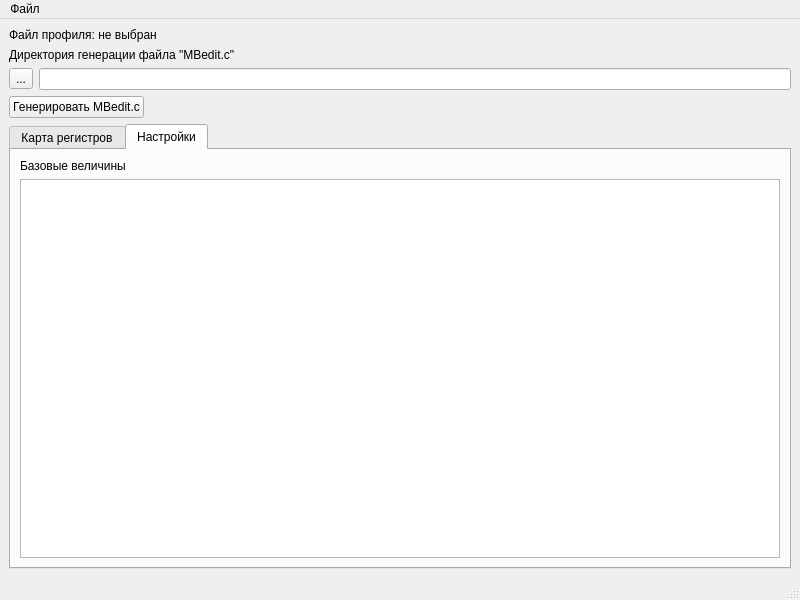
The window that mainwindow.ui (Arti-Goldmann/modbusEdit) describes before a commit, drawn with Qt 5.
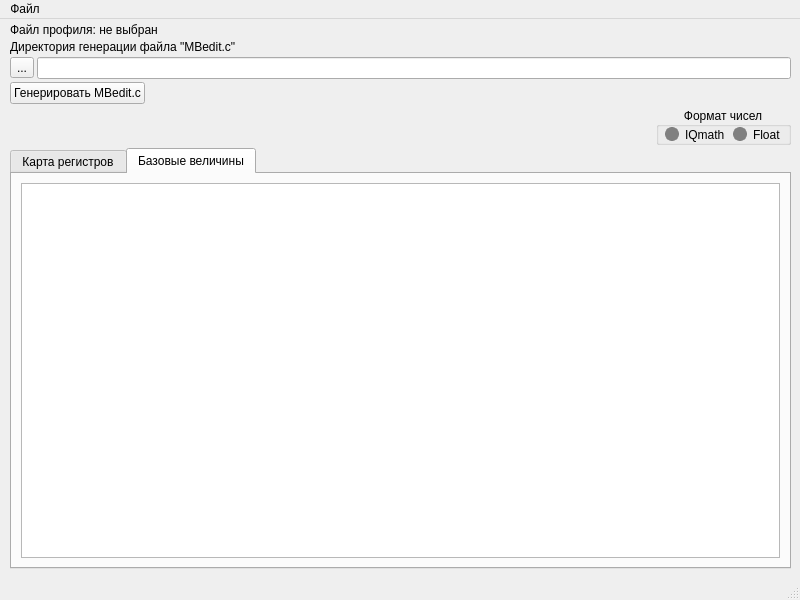
The same window after the commit. The open tabs and pages were chosen to show the change.

```diff
--- a/mainwindow.ui
+++ b/mainwindow.ui
@@ -15,6 +15,15 @@
   </property>
   <widget class="QWidget" name="centralwidget">
    <layout class="QVBoxLayout" name="verticalLayout">
+    <property name="spacing">
+     <number>3</number>
+    </property>
+    <property name="leftMargin">
+     <number>10</number>
+    </property>
+    <property name="topMargin">
+     <number>4</number>
+    </property>
     <item>
      <widget class="QLabel" name="fileLabel">
       <property name="layoutDirection">
@@ -57,6 +66,62 @@
       </property>
      </widget>
     </item>
+    <item alignment="Qt::AlignmentFlag::AlignRight">
+     <widget class="QGroupBox" name="groupBox">
+      <property name="styleSheet">
+       <string notr="true">QRadioButton::indicator {
+    border-radius: 7px;
+}
+
+QRadioButton::indicator:unchecked {
+    background-color: #808080;
+    border: 2px solid #808080;
+}
+
+QRadioButton::indicator:checked {
+    background-color: white;
+    border: 3px solid #808080;
+}</string>
+      </property>
+      <property name="title">
+       <string>Формат чисел</string>
+      </property>
+      <property name="alignment">
+       <set>Qt::AlignmentFlag::AlignCenter</set>
+      </property>
+      <layout class="QHBoxLayout" name="horizontalLayout_2">
+       <property name="spacing">
+        <number>7</number>
+       </property>
+       <property name="leftMargin">
+        <number>6</number>
+       </property>
+       <property name="topMargin">
+        <number>0</number>
+       </property>
+       <property name="rightMargin">
+        <number>6</number>
+       </property>
+       <property name="bottomMargin">
+        <number>0</number>
+       </property>
+       <item>
+        <widget class="QRadioButton" name="radioButton">
+         <property name="text">
+          <string>IQmath</string>
+         </property>
+        </widget>
+       </item>
+       <item>
+        <widget class="QRadioButton" name="radioButton_2">
+         <property name="text">
+          <string>Float</string>
+         </property>
+        </widget>
+       </item>
+      </layout>
+     </widget>
+    </item>
     <item>
      <widget class="QTabWidget" name="tabWidget">
       <property name="toolTip">
@@ -80,16 +145,9 @@
       </widget>
       <widget class="QWidget" name="tabProfileSettings">
        <attribute name="title">
-        <string>Настройки</string>
+        <string>Базовые величины</string>
        </attribute>
        <layout class="QVBoxLayout" name="verticalLayout_4">
-        <item>
-         <widget class="QLabel" name="label_2">
-          <property name="text">
-           <string>Базовые величины</string>
-          </property>
-         </widget>
-        </item>
         <item>
          <widget class="QTableWidget" name="tableWidgetBaseValues"/>
         </item>
```
